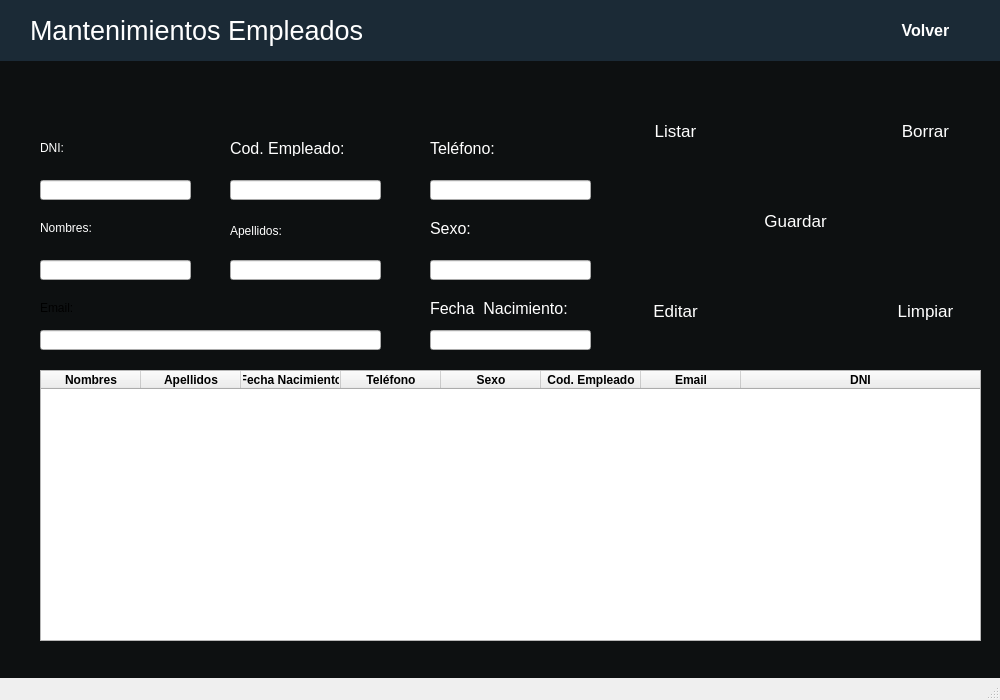
Above: MantenimientoEmpleados.ui from GatoMaster2000/Cajusol before the change. Below: the same form after it.
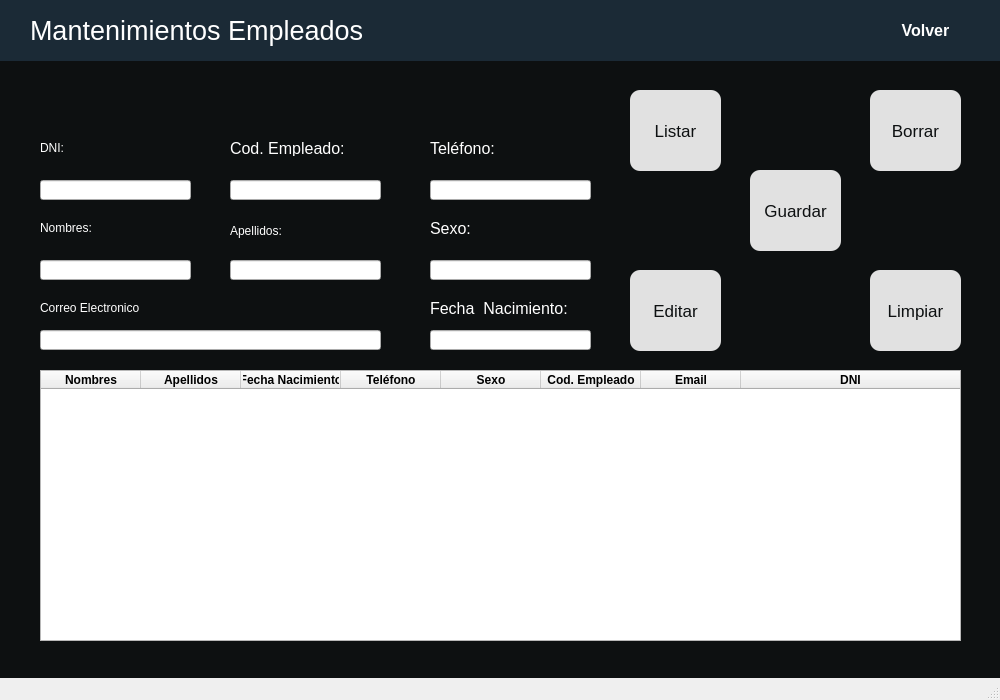
That is the form after the change. Icons and pictures are not drawn.

The edit to the form file:
```diff
--- a/MantenimientoEmpleados.ui
+++ b/MantenimientoEmpleados.ui
@@ -79,15 +79,16 @@
      <rect>
       <x>40</x>
       <y>300</y>
-      <width>81</width>
+      <width>141</width>
       <height>16</height>
      </rect>
     </property>
     <property name="styleSheet">
-     <string notr="true">font: 12pt &quot;MS Shell Dlg 2&quot;;</string>
+     <string notr="true">font: 12pt &quot;MS Shell Dlg 2&quot;;
+color: rgb(255, 255, 255);</string>
     </property>
     <property name="text">
-     <string>Email:</string>
+     <string>Correo Electronico</string>
     </property>
    </widget>
    <widget class="QLineEdit" name="lineEdit">
@@ -125,7 +126,7 @@
      <rect>
       <x>40</x>
       <y>370</y>
-      <width>941</width>
+      <width>921</width>
       <height>271</height>
      </rect>
     </property>
@@ -412,9 +413,16 @@
      </font>
     </property>
     <property name="styleSheet">
-     <string notr="true">border-radius:10px;
-color: rgb(255, 255, 255);
-background-color: rgb(13, 16, 17);</string>
+     <string notr="true">QPushButton#pushButton{
+background-color: rgb(225, 225, 225);
+color: rgb(13, 16, 17);
+border-radius:10px;
+}
+QPushButton#pushButton:pressed{
+padding-left:5px;
+padding-top:5px;
+background-color: rgb(188, 188, 188);
+background-position:calc(100% - 10px)center;}</string>
     </property>
     <property name="text">
      <string>Listar</string>
@@ -424,7 +432,7 @@
     <property name="geometry">
      <rect>
       <x>750</x>
-      <y>180</y>
+      <y>170</y>
       <width>91</width>
       <height>81</height>
      </rect>
@@ -435,9 +443,16 @@
      </font>
     </property>
     <property name="styleSheet">
-     <string notr="true">border-radius:10px;
-color: rgb(255, 255, 255);
-background-color: rgb(13, 16, 17);</string>
+     <string notr="true">QPushButton#pushButton_2{
+background-color: rgb(225, 225, 225);
+color: rgb(13, 16, 17);
+border-radius:10px;
+}
+QPushButton#pushButton_2:pressed{
+padding-left:5px;
+padding-top:5px;
+background-color: rgb(188, 188, 188);
+background-position:calc(100% - 10px)center;}</string>
     </property>
     <property name="text">
      <string>Guardar</string>
@@ -446,7 +461,7 @@
    <widget class="QPushButton" name="pushButton_3">
     <property name="geometry">
      <rect>
-      <x>880</x>
+      <x>870</x>
       <y>270</y>
       <width>91</width>
       <height>81</height>
@@ -458,9 +473,16 @@
      </font>
     </property>
     <property name="styleSheet">
-     <string notr="true">border-radius:10px;
-color: rgb(255, 255, 255);
-background-color: rgb(13, 16, 17);</string>
+     <string notr="true">QPushButton#pushButton_3{
+background-color: rgb(225, 225, 225);
+color: rgb(13, 16, 17);
+border-radius:10px;
+}
+QPushButton#pushButton_3:pressed{
+padding-left:5px;
+padding-top:5px;
+background-color: rgb(188, 188, 188);
+background-position:calc(100% - 10px)center;}</string>
     </property>
     <property name="text">
      <string>Limpiar</string>
@@ -469,7 +491,7 @@
    <widget class="QPushButton" name="pushButton_4">
     <property name="geometry">
      <rect>
-      <x>880</x>
+      <x>870</x>
       <y>90</y>
       <width>91</width>
       <height>81</height>
@@ -481,9 +503,16 @@
      </font>
     </property>
     <property name="styleSheet">
-     <string notr="true">border-radius:10px;
-color: rgb(255, 255, 255);
-background-color: rgb(13, 16, 17);</string>
+     <string notr="true">QPushButton#pushButton_4{
+background-color: rgb(225, 225, 225);
+color: rgb(13, 16, 17);
+border-radius:10px;
+}
+QPushButton#pushButton_4:pressed{
+padding-left:5px;
+padding-top:5px;
+background-color: rgb(188, 188, 188);
+background-position:calc(100% - 10px)center;}</string>
     </property>
     <property name="text">
      <string>Borrar</string>
@@ -504,9 +533,16 @@
      </font>
     </property>
     <property name="styleSheet">
-     <string notr="true">border-radius:10px;
-color: rgb(255, 255, 255);
-background-color: rgb(13, 16, 17);</string>
+     <string notr="true">QPushButton#pushButton_5{
+background-color: rgb(225, 225, 225);
+color: rgb(13, 16, 17);
+border-radius:10px;
+}
+QPushButton#pushButton_5:pressed{
+padding-left:5px;
+padding-top:5px;
+background-color: rgb(188, 188, 188);
+background-position:calc(100% - 10px)center;}</string>
     </property>
     <property name="text">
      <string>Editar</string>
```
Left out of the diff: 2 changed lines with no effect on the pictures.
